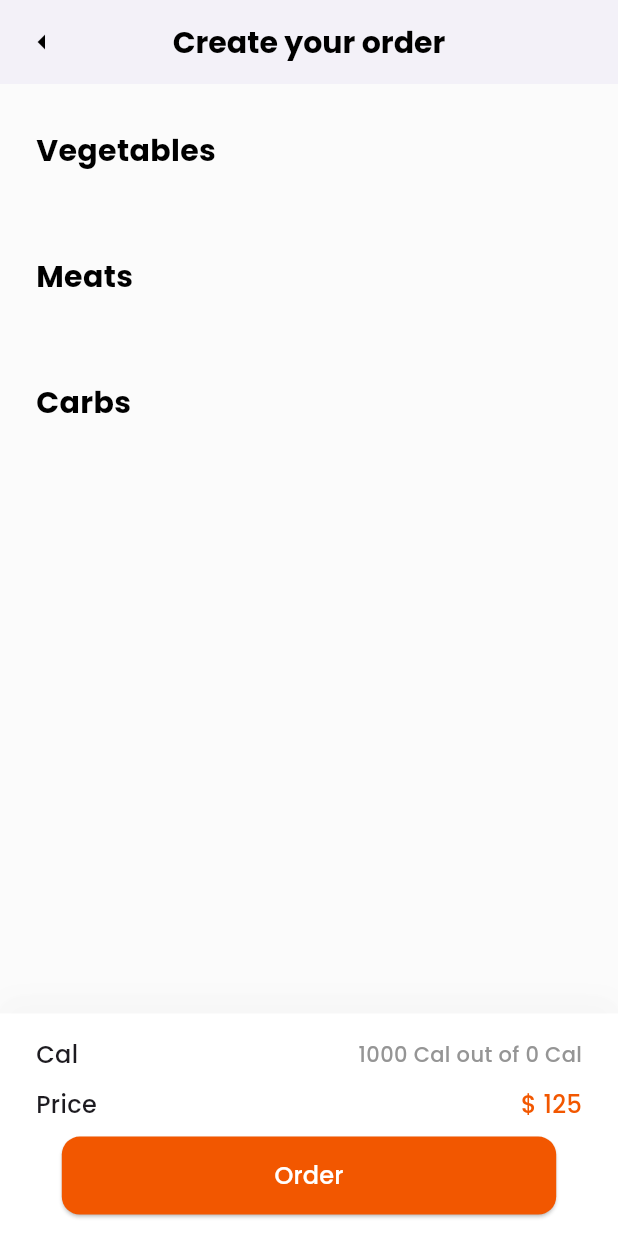
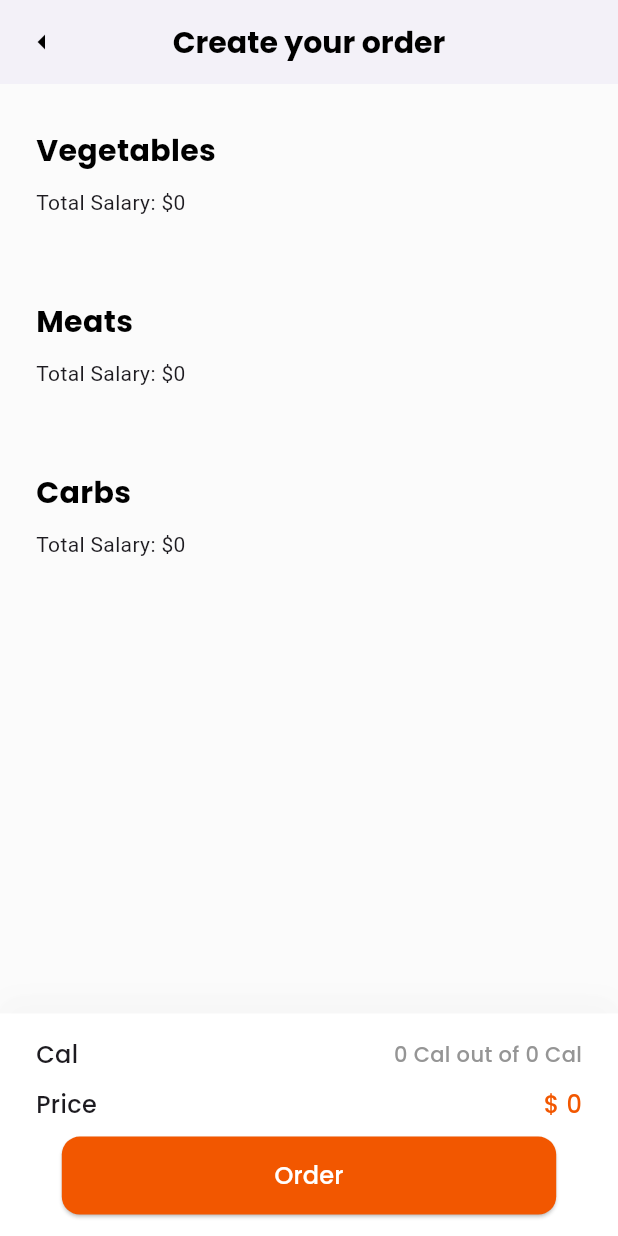
Before and after one commit to Eslamadelelkhouly/Balanced-Meal, a Flutter app: the HomeView screen opened directly with empty values, on a phone screen of 412 x 824 dp. Run offline on Flutter 3.47's test engine with Material 3 defaults, Android fonts, the phone set to English and light mode, and no system bars; drawn by our look-alikes of modal_progress_hud_nsn; our stand-ins replace bloc, cached_network_image, cloud_firestore, dartz, dropdown_button2, dropdown_textfield and 4 more; accounts and stored records are empty.

Commit message:
finih logic button add and remove & price & cal

```diff
--- a/lib/features/Home/presentation/views/widgets/container_info_bottom.dart
+++ b/lib/features/Home/presentation/views/widgets/container_info_bottom.dart
@@ -7,9 +7,14 @@ import 'package:flutter/material.dart';
 
 class ContainerInfoBottom extends StatelessWidget {
   const ContainerInfoBottom({
-    super.key, required this.cal,
+    super.key,
+    required this.cal,
+    required this.sumsallary,
+    required this.sumcal,
   });
   final String cal;
+  final String sumsallary;
+  final String sumcal;
 
   @override
   Widget build(BuildContext context) {
@@ -42,7 +47,7 @@ class ContainerInfoBottom extends StatelessWidget {
                 ),
                 const Spacer(),
                 Text(
-                  '1000 Cal out of ${cal} Cal',
+                  '${sumcal} Cal out of ${cal} Cal',
                   style: AppStyle.textStylesemibold50014poppins.copyWith(
                     color: const Color(0xff959595),
                   ),
@@ -60,7 +65,7 @@ class ContainerInfoBottom extends StatelessWidget {
                 ),
                 const Spacer(),
                 Text(
-                  '\$ 125',
+                  '\$ ${sumsallary}',
                   style: AppStyle.textStylesemibold50016poppins.copyWith(
                     color: AppColor.orange,
                   ),
--- a/lib/features/Home/presentation/views/widgets/custom_list_view.dart
+++ b/lib/features/Home/presentation/views/widgets/custom_list_view.dart
@@ -1,18 +1,40 @@
+// ✅ CustomListView.dart
 import 'package:balancedmeal/core/utils/style.dart';
 import 'package:balancedmeal/features/Home/data/models/product_model.dart';
 import 'package:balancedmeal/features/Home/presentation/views/widgets/card_item.dart';
 import 'package:flutter/material.dart';
 
-class CustomListView extends StatelessWidget {
+class CustomListView extends StatefulWidget {
   const CustomListView({
     super.key,
     required this.productitem,
     required this.title,
+    required this.onGroupChanged,
   });
 
   final List<ProductItem> productitem;
   final String title;
+  final void Function({required int salary, required int calories}) onGroupChanged;
 
+  @override
+  State<CustomListView> createState() => _CustomListViewState();
+}
+
+class _CustomListViewState extends State<CustomListView> {
+  final ValueNotifier<int> totalSalaryNotifier = ValueNotifier<int>(0);
+  final Map<int, int> salaryMap = {};
+  final Map<int, int> caloriesMap = {};
+
+  void updateSalary(int index, int newSalary, int newCalories) {
+    salaryMap[index] = newSalary;
+    caloriesMap[index] = newCalories;
+
+    final totalSalary = salaryMap.values.fold(0, (sum, val) => sum + val);
+    final totalCalories = caloriesMap.values.fold(0, (sum, val) => sum + val);
+
+    totalSalaryNotifier.value = totalSalary;
+    widget.onGroupChanged(salary: totalSalary, calories: totalCalories);
+  }
 
   @override
   Widget build(BuildContext context) {
@@ -20,33 +42,37 @@ class CustomListView extends StatelessWidget {
       crossAxisAlignment: CrossAxisAlignment.start,
       children: [
         Text(
-          title,
+          widget.title,
           style: AppStyle.textStyleregular20poppins.copyWith(
             color: Colors.black,
             fontWeight: FontWeight.w700,
           ),
         ),
         const SizedBox(height: 10),
-        if (productitem.isEmpty)
-          const Center(
-            child: Text(
-              '',
-              style: TextStyle(color: Colors.grey),
-            ),
-          )
+        ValueListenableBuilder<int>(
+          valueListenable: totalSalaryNotifier,
+          builder: (context, value, _) {
+            return Text('Total Salary: \$${value}');
+          },
+        ),
+        const SizedBox(height: 10),
+        if (widget.productitem.isEmpty)
+          const Center(child: Text('', style: TextStyle(color: Colors.grey)))
         else
           SizedBox(
             height: MediaQuery.of(context).size.height * 0.25,
             child: ListView.builder(
               scrollDirection: Axis.horizontal,
-              itemCount: productitem.length,
+              itemCount: widget.productitem.length,
               itemBuilder: (context, index) => Padding(
                 padding: const EdgeInsets.symmetric(horizontal: 8.0),
                 child: CardItem(
-                  urlimg: productitem[index].imageUrl,
-                  title: productitem[index].foodName,
-                  cal: productitem[index].calories.toString(),
-                  salary: productitem[index].totalPrice.toString(),
+                  urlimg: widget.productitem[index].imageUrl,
+                  title: widget.productitem[index].foodName,
+                  cal: widget.productitem[index].calories.toString(),
+                  salary: widget.productitem[index].totalPrice.toString(),
+                  onTotalSalaryChanged: (newSalary, newCalories) =>
+                      updateSalary(index, newSalary, newCalories),
                 ),
               ),
             ),
--- a/lib/features/Home/presentation/views/widgets/home_view_body.dart
+++ b/lib/features/Home/presentation/views/widgets/home_view_body.dart
@@ -1,3 +1,4 @@
+// ✅ HomeViewBody.dart
 import 'package:balancedmeal/core/utils/app_color.dart';
 import 'package:balancedmeal/features/Home/data/models/product_model.dart';
 import 'package:balancedmeal/features/Home/presentation/manager/cubit/get_product_cubit.dart';
@@ -10,6 +11,7 @@ import 'package:modal_progress_hud_nsn/modal_progress_hud_nsn.dart';
 class HomeViewBody extends StatefulWidget {
   const HomeViewBody({super.key, required this.cal});
   final double cal;
+
   @override
   State<HomeViewBody> createState() => _HomeViewBodyState();
 }
@@ -20,11 +22,29 @@ class _HomeViewBodyState extends State<HomeViewBody> {
     vegetables: [],
     meats: [],
   );
+
+  final ValueNotifier<int> vegetablesNotifier = ValueNotifier<int>(0);
+  final ValueNotifier<int> meatsNotifier = ValueNotifier<int>(0);
+  final ValueNotifier<int> carbsNotifier = ValueNotifier<int>(0);
+
+  final ValueNotifier<int> vegetablesCalories = ValueNotifier<int>(0);
+  final ValueNotifier<int> meatsCalories = ValueNotifier<int>(0);
+  final ValueNotifier<int> carbsCalories = ValueNotifier<int>(0);
+
+  final ValueNotifier<int> totalAllSalariesNotifier = ValueNotifier<int>(0);
+  final ValueNotifier<int> totalAllCaloriesNotifier = ValueNotifier<int>(0);
+
+  void updateTotals() {
+    totalAllSalariesNotifier.value =
+        vegetablesNotifier.value + meatsNotifier.value + carbsNotifier.value;
+    totalAllCaloriesNotifier.value =
+        vegetablesCalories.value + meatsCalories.value + carbsCalories.value;
+  }
+
   String erroMessage = '';
 
   @override
   void initState() {
-    // TODO: implement initState
     super.initState();
     context.read<GetProductCubit>().getProduct();
   }
@@ -60,29 +80,60 @@ class _HomeViewBodyState extends State<HomeViewBody> {
                         CustomListView(
                           title: 'Vegetables',
                           productitem: productCategoryModel.vegetables,
+                          onGroupChanged: (
+                              {required salary, required calories}) {
+                            vegetablesNotifier.value = salary;
+                            vegetablesCalories.value = calories;
+                            updateTotals();
+                          },
                         ),
                         const SizedBox(height: 24),
                         CustomListView(
+                          title: 'Meats',
                           productitem: productCategoryModel.meats,
-                          title: 'Meats',
+                          onGroupChanged: (
+                              {required salary, required calories}) {
+                            meatsNotifier.value = salary;
+                            meatsCalories.value = calories;
+                            updateTotals();
+                          },
                         ),
                         const SizedBox(height: 24),
                         CustomListView(
+                          title: 'Carbs',
                           productitem: productCategoryModel.carbs,
-                          title: 'Carbs',
+                          onGroupChanged: (
+                              {required salary, required calories}) {
+                            carbsNotifier.value = salary;
+                            carbsCalories.value = calories;
+                            updateTotals();
+                          },
                         ),
-                        SizedBox(height: 24),
+                        const SizedBox(height: 24),
                       ],
                     ),
                   ),
                 ),
-                Positioned(
+                ValueListenableBuilder<int>(
+                  valueListenable: totalAllSalariesNotifier,
+                  builder: (context, totalSalary, _) {
+                    return ValueListenableBuilder<int>(
+                      valueListenable: totalAllCaloriesNotifier,
+                      builder: (context, totalCalories, _) {
+                        return Positioned(
                           bottom: 0,
                           left: 0,
                           right: 0,
                           child: ContainerInfoBottom(
                             cal: widget.cal.toInt().toString(),
+                            sumsallary:
+                                totalAllCaloriesNotifier.value.toString(),
+                            sumcal: totalCalories.toString(),
                           ),
+                        );
+                      },
+                    );
+                  },
                 ),
               ],
             ),
```
Also changed, not shown: lib/features/Home/presentation/views/widgets/card_item.dart (+30 -36 lines), lib/features/Home/presentation/views/widgets/row_of_container_circule.dart (+21 -4 lines). Lines whose indentation alone changed are shown as unchanged.
